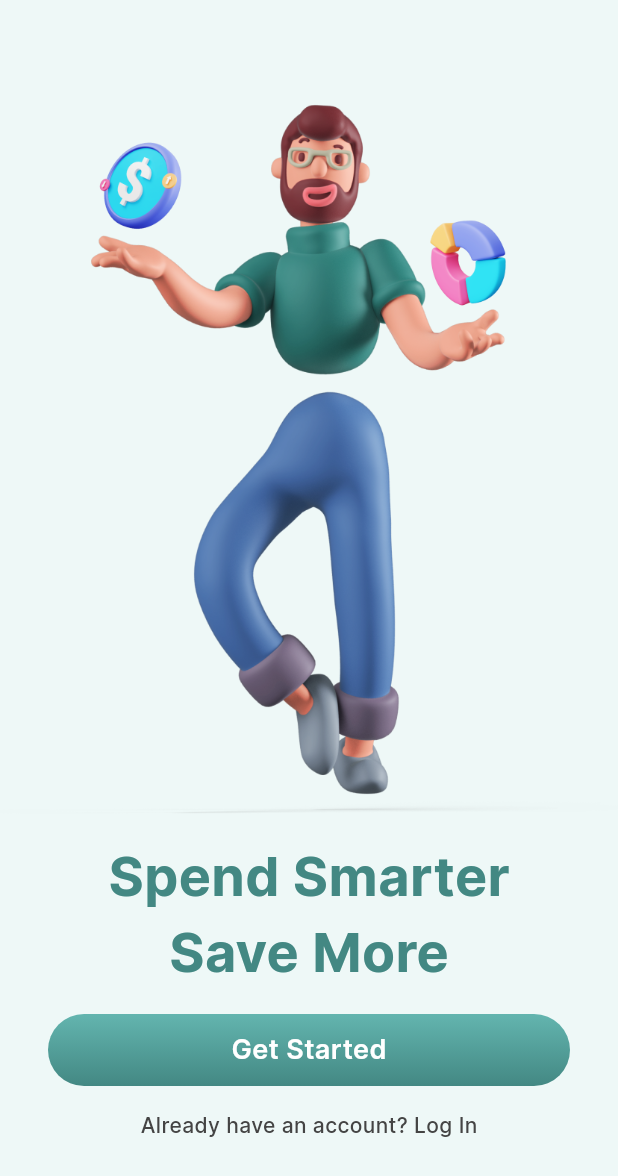
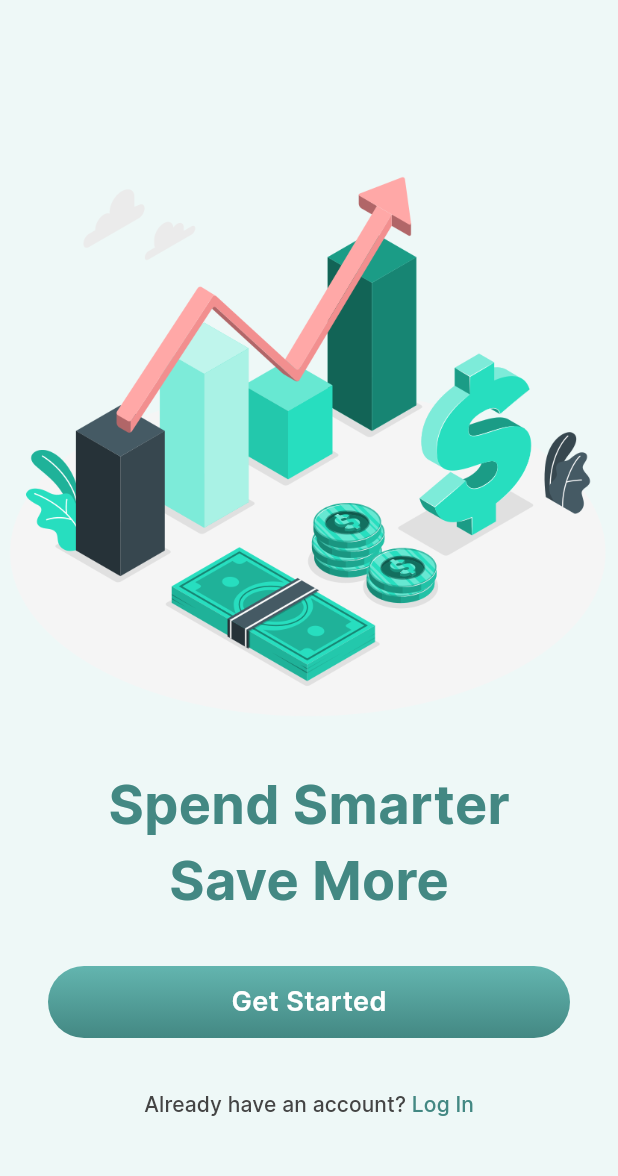
Before and after one commit to ImDaviMarques/financy_app, a Flutter app: the screen it shows after launch, on a phone screen of 412 x 824 dp. Shown: the top 1176 px of the screen. Run offline on Flutter 3.47's test engine with Material 3 defaults, Android fonts, the phone set to English and light mode, and no system bars.

Commit message:
atualizando onboarding

```diff
--- /dev/null
+++ b/lib/common/widgets/multi_text_button.dart
@@ -0,0 +1,24 @@
+import 'package:flutter/material.dart';
+
+class MultiTextButton extends StatelessWidget {
+  final List<Text> children;
+  final VoidCallback onPressed;
+
+  const MultiTextButton({
+    super.key,
+    required this.children,
+    required this.onPressed,
+  });
+
+  @override
+  Widget build(BuildContext context) {
+    return TextButton(
+      onPressed: onPressed,
+      child: Row(
+        mainAxisSize: MainAxisSize.min,
+        mainAxisAlignment: MainAxisAlignment.center,
+        children: children,
+      ),
+    );
+  }
+}
--- a/lib/features/onboarding/onboarding_page.dart
+++ b/lib/features/onboarding/onboarding_page.dart
@@ -1,7 +1,10 @@
 // ignore_for_file: non_constant_identifier_names
+
+import 'dart:developer';
 
 import 'package:financy_app/common/constants/app_colors.dart';
 import 'package:financy_app/common/constants/app_text_styles.dart';
+import 'package:financy_app/common/widgets/multi_text_button.dart';
 import 'package:flutter/material.dart';
 
 class OnboardingPage extends StatelessWidget {
@@ -16,22 +19,33 @@ class OnboardingPage extends StatelessWidget {
           const SizedBox(height: 64.0),
           Expanded(
             flex: 2,
-            child: Image.asset('assets/images/man.png'),
+            child: Image.asset('assets/images/onboarding_image.png'),
           ),
           _buildTitleText('Spend Smarter'),
           _buildTitleText('Save More'),
           const SizedBox(height: 16.0),
           Padding(
-            padding: const EdgeInsets.symmetric(horizontal: 32.0),
+            padding: const EdgeInsets.only(
+                left: 32.0, right: 32.0, top: 16.0, bottom: 4.0),
             child: PrimaryButton(
               text: 'Get Started',
               onPressed: () {},
             ),
           ),
           const SizedBox(height: 16.0),
-          Text(
-            'Already have an account? Log In',
-            style: AppTextStyles.smallText.copyWith(color: AppColors.grey),
+          MultiTextButton(
+            onPressed: () => log('Sign Up'),
+            children: [
+              Text(
+                'Already have an account? ',
+                style: AppTextStyles.smallText.copyWith(color: AppColors.grey),
+              ),
+              Text(
+                'Log In',
+                style: AppTextStyles.smallText
+                    .copyWith(color: AppColors.greelightTwo),
+              ),
+            ],
           ),
           const SizedBox(height: 64.0),
         ],
```
